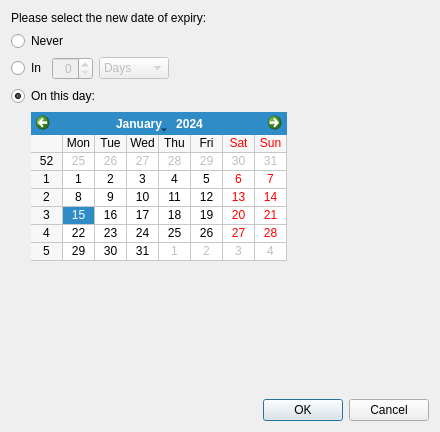
Before: the Qt Designer form dialogs/expirydialog.ui in sensama/kleopatra, drawn with Qt 5.
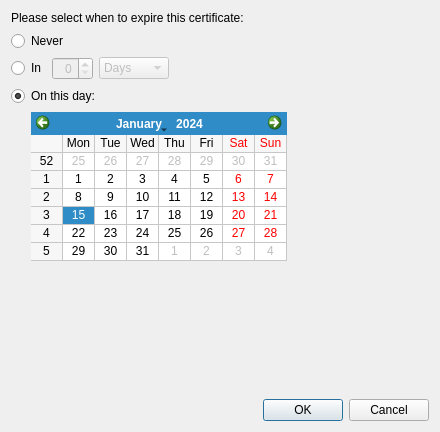
After: the same form once the commit is applied.

Commit message: Better string

```diff
--- a/dialogs/expirydialog.ui
+++ b/dialogs/expirydialog.ui
@@ -16,7 +16,7 @@
    <item>
     <widget class="QLabel" name="label" >
      <property name="text" >
-      <string>Please select the new date of expiry:</string>
+      <string>Please select when to expire this certificate:</string>
      </property>
     </widget>
    </item>
```
